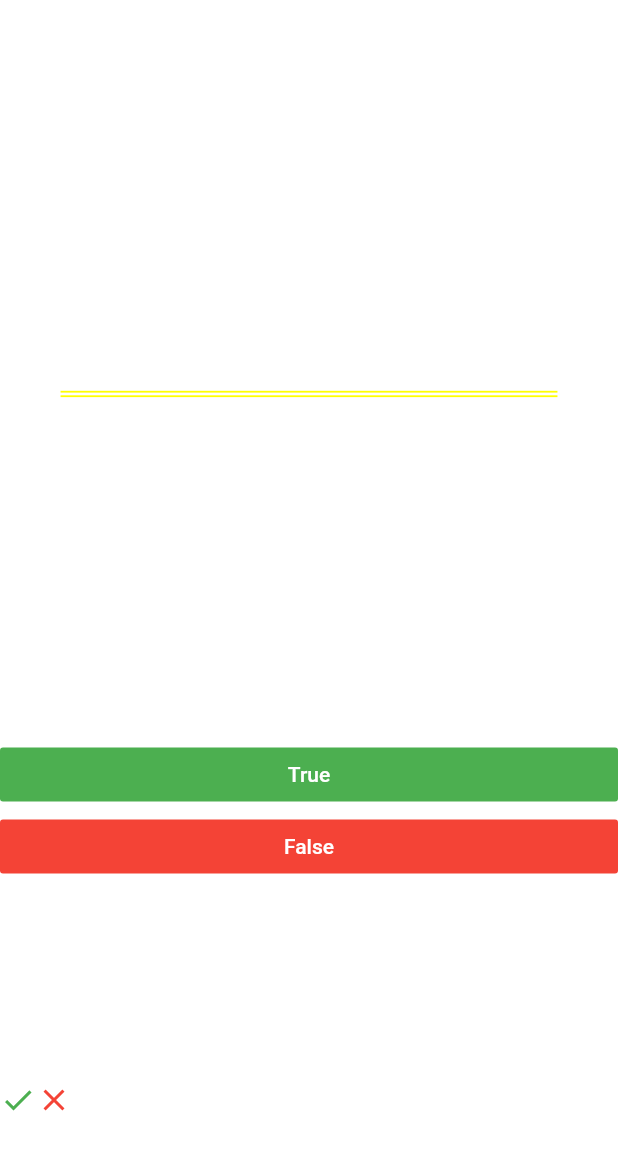
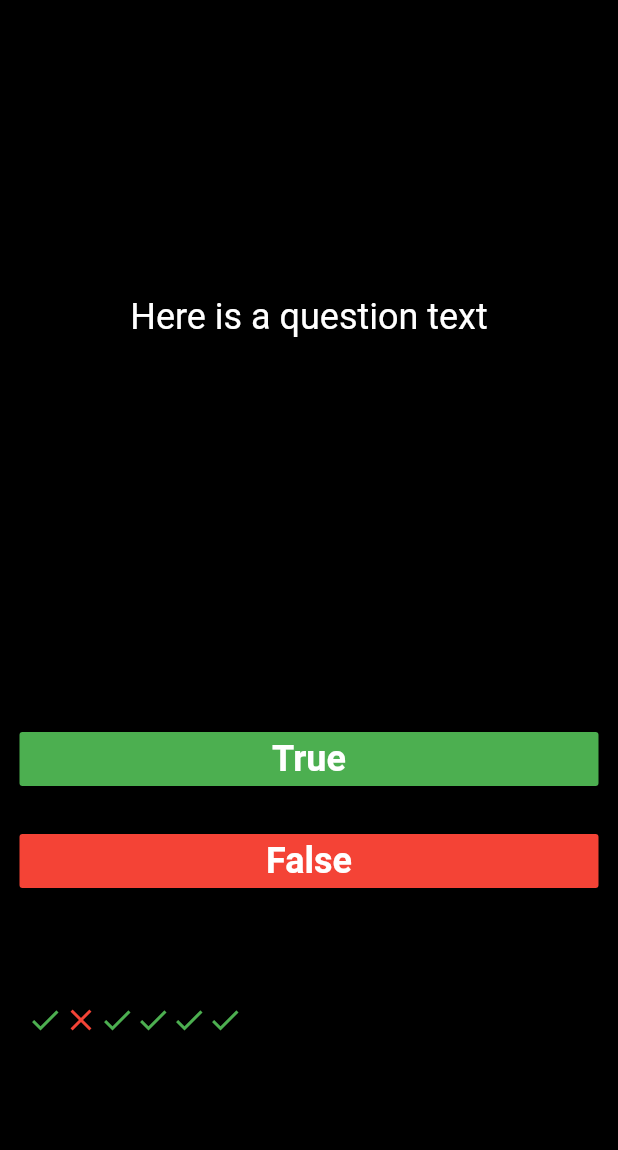
Before and after one commit to uzairleo/Leo_Quizzler, a Flutter app: the screen it shows after launch, on a phone screen of 412 x 824 dp. Shown: the top 1150 px of the screen. Run offline on Flutter 3.47's test engine with Material 2 defaults, Android fonts, the phone set to English and light mode, and no system bars.

Commit message:
adding Functionality

```diff
--- /dev/null
+++ b/lib/Questions.dart
@@ -0,0 +1,13 @@
+
+
+class Question{
+
+var questionText;
+var answer;
+  Question(
+   {
+     questiontext,
+     answer
+   }
+  );
+}
--- a/lib/main.dart
+++ b/lib/main.dart
@@ -1,4 +1,5 @@
 import 'package:flutter/material.dart';
+import 'package:leo_quizzler_app/Questions.dart';
 
 void main(){
   runApp(new Quizzler());
@@ -9,13 +10,15 @@ class Quizzler extends StatelessWidget {
   Widget build(BuildContext context) {
     return MaterialApp(
       title: "Leo Quizzler",
-      home: SafeArea(
-        child: Padding(
+      home: Scaffold(
+        backgroundColor:Colors.black,
+        body: SafeArea(
+         child:Padding(
           padding: EdgeInsets.symmetric(vertical:10),
           child: LeoQuizPage(),
         ),
       ),
-    );
+    ));
   }
 }
 
@@ -25,6 +28,33 @@ class LeoQuizPage extends StatefulWidget {
 }
 
 class _LeoQuizPageState extends State<LeoQuizPage> {
+  var scoreTracker =new List<Icon>();
+  var count=0;
+  var trueIcon=Icon(Icons.done,color: Colors.green,);
+  var falseIcon=Icon(Icons.close,color:Colors.red);
+  List<Question> question=[
+    Question(
+      questiontext:"Tree is Living Organism",
+      answer:true,
+    ),
+    Question(
+      questiontext: "All humans are Fools",
+      answer: false
+    ),
+    Question(
+      questiontext: "We are Living Organisms",
+      answer: true
+    ),
+    Question(
+      questiontext: "developers are not Humans",
+      answer: false
+    ),
+    Question(
+      questiontext: "Human is made up of blood Cells",
+      answer: true
+    ),
+
+  ];
   @override
   Widget build(BuildContext context) {
     return quizPage();
@@ -32,54 +62,89 @@ class _LeoQuizPageState extends State<LeoQuizPage> {
   Widget quizPage()
   {
       return Column(
-        mainAxisAlignment: MainAxisAlignment.spaceEvenly,
+        mainAxisAlignment: MainAxisAlignment.start,
         children: <Widget>[
           Expanded(
-            flex: 3,
+            flex: 2,
             child: Center(
               child: Text(
                 "Here is a question text",
                 style: TextStyle(
                   fontSize: 24.0,
-                  fontWeight: FontWeight.normal,
+                  // fontWeight: FontWeight.normal,
                   color: Colors.white,
                 ),
-              ),
             ),
-          ),
+          ),),
+          // SizedBox(height:30.0),
+
           Expanded(
             flex: 2,
             child: Column(
               children: <Widget>[
+                // SizedBox(height: 30.0,),
                 Expanded(
-                                  child: Column(
+                  flex: 0,
+                   child: Column(
                     crossAxisAlignment: CrossAxisAlignment.stretch,
                      children: <Widget>[
-                        FlatButton(
-                          child: Text("True"),
-                          onPressed: (){},
-                          colorBrightness: Brightness.dark,
-                          color: Colors.green,
+                        Expanded(
+                            child: Padding(
+                              padding: const EdgeInsets.only(left: 13.0,right: 13.0,top: 70.0,bottom: 10.0,),
+                              child: FlatButton(
+                              child: Text("True",style: TextStyle(
+                                fontSize: 24.0,
+                                fontWeight:FontWeight.w600,
+                              ),),
+                              onPressed: (){
+
+                              },
+                              colorBrightness: Brightness.dark,
+                              color: Colors.green,
+                          ),
+                            ),
                         ),
-                        FlatButton(
-                          child: Text("False"),
-                          onPressed: (){},
-                          colorBrightness: Brightness.dark,
-                          color: Colors.red,
+                        Expanded(
+                            child: Padding(
+                              padding: const EdgeInsets.only(left: 13.0,right: 13.0,bottom: 70.0,top: 10.0),
+                              child: FlatButton(
+                              child: Text("False",style:TextStyle(
+                                fontSize: 24.0,
+                                fontWeight: FontWeight.w600,
+                              )),
+                              onPressed: (){
+
+                              },
+                              colorBrightness: Brightness.dark,
+                              color: Colors.red,
+                          ),
+                            ),
                         )
                     ],
                   ),
                 ),
-                Expanded(
-                  child: Row(
+                Row(
                     mainAxisAlignment: MainAxisAlignment.start,
                     children: <Widget>[
+                     Container(
+                       child: Padding(
+                         padding: EdgeInsets.only(left: 18.0),
+                         child: Row(
+                           children: <Widget>[
+                              Icon(Icons.done,color: Colors.green,),
+                      Icon(Icons.close,color: Colors.red,),
                       Icon(Icons.done,color: Colors.green,),
-                      Icon(Icons.close,color: Colors.red,)
+                      Icon(Icons.done,color: Colors.green,),
+                      Icon(Icons.done,color: Colors.green,),
+                      Icon(Icons.done,color: Colors.green,),
 
+                           ],
+                         ),
+                       ),
+                     )
                     ],
                   )
-                )
+
 
               ],
             ),
```
Also changed, not shown: 1 other file.
